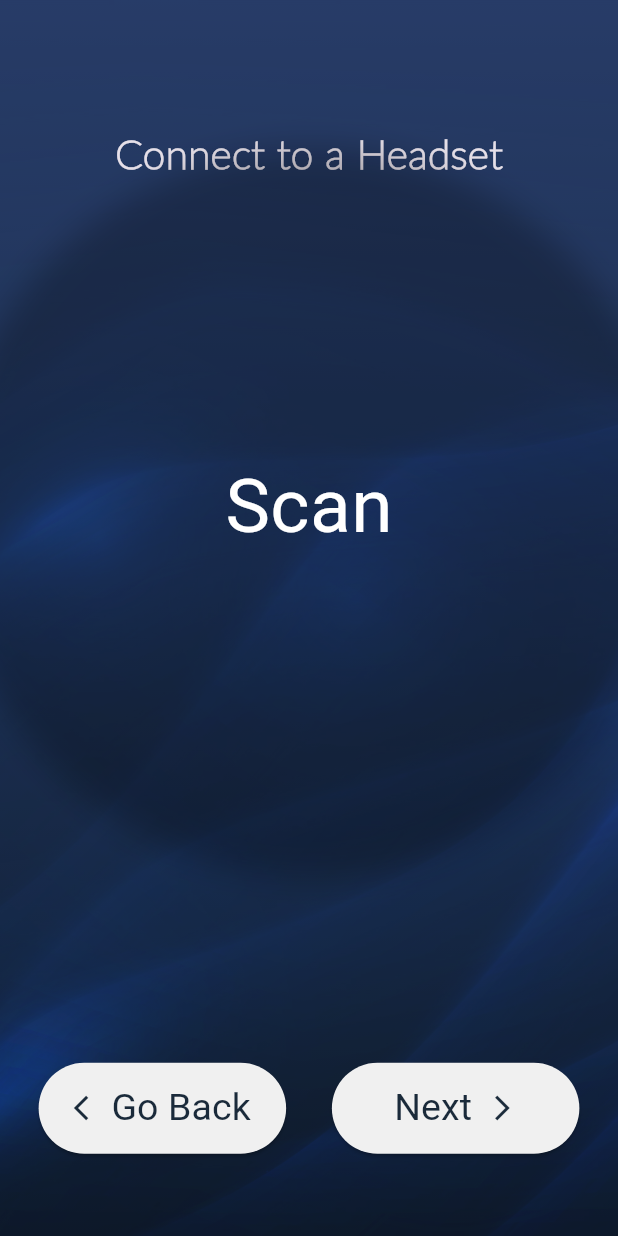
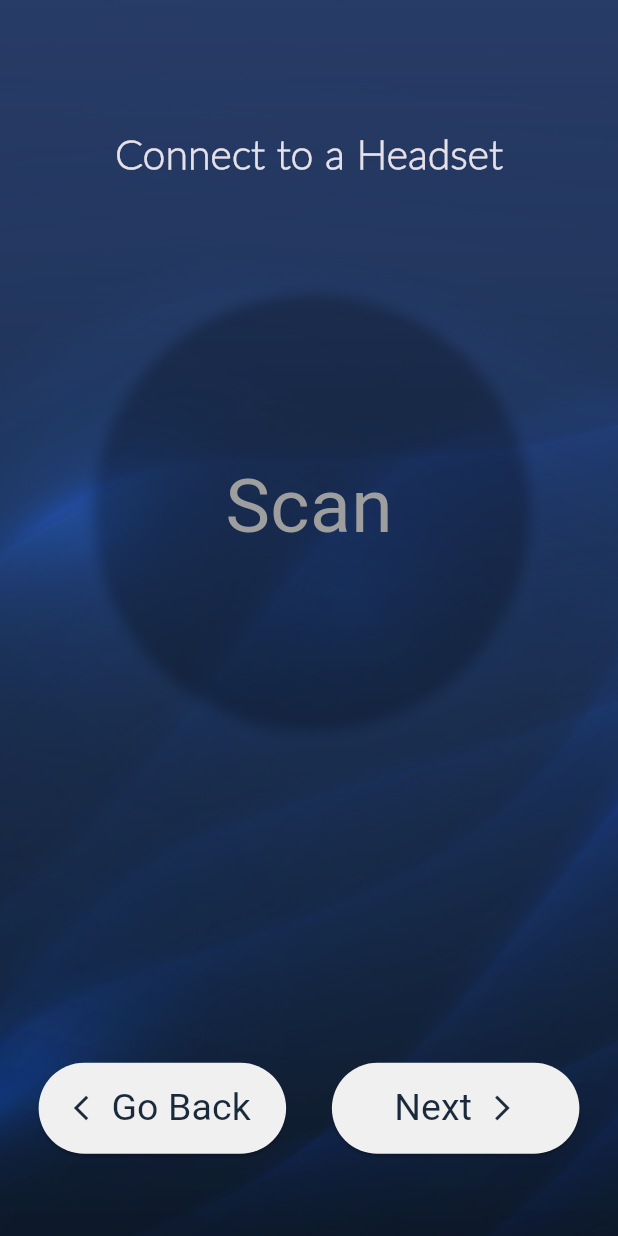
Before and after one commit to malakHelmy/Neurithm, a Flutter app: the setUpConnectionPage screen opened directly, on a phone screen of 412 x 824 dp. Run offline on Flutter 3.47's test engine with Material 3 defaults, Android fonts, the phone set to English and light mode, and no system bars.

Commit message:
mini error hh

```diff
--- a/neurithm_frontend/lib/screens/setUpConnectionPage.dart
+++ b/neurithm_frontend/lib/screens/setUpConnectionPage.dart
@@ -26,9 +26,9 @@ class _setUpConnectionPageState extends State<setUpConnectionPage>
     )..repeat(reverse: true);
 
     _shadowBlurAnimation =
-        Tween<double>(begin: 16.0, end: 30.0).animate(_controller);
+        Tween<double>(begin: 6.0, end: 10.0).animate(_controller);
     _shadowSpreadAnimation =
-        Tween<double>(begin: 100.0, end: 185.0).animate(_controller);
+        Tween<double>(begin: 10.0, end: 25.0).animate(_controller);
   }
 
   @override
@@ -93,7 +93,7 @@ class _setUpConnectionPageState extends State<setUpConnectionPage>
                           child: const Center(
                             child: Text(
                               'Scan',
-                              style: TextStyle(color: Color.fromARGB(255, 255, 255, 255), fontSize: 50),
+                              style: TextStyle(color: Colors.grey, fontSize: 50),
                             ),
                           ),
                         ),
```
